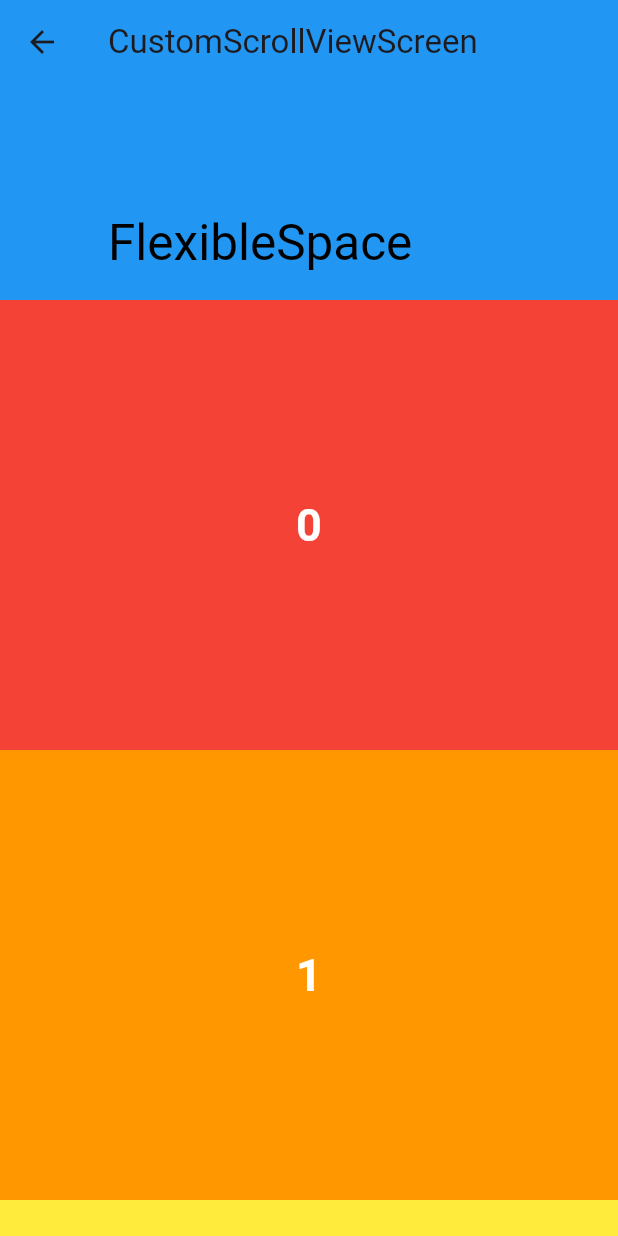
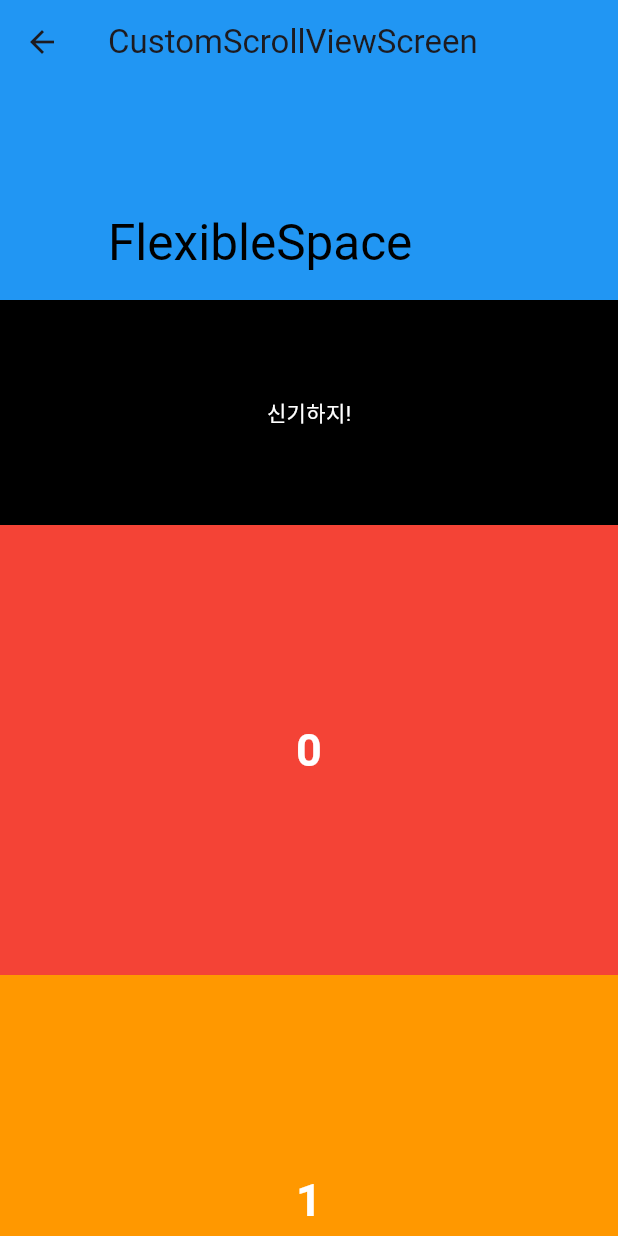
Before and after one commit to SungSeokMin/flutter_widget, a Flutter app: the screen it shows after launch, after a tap on "CustomScrollViewScreen", on a phone screen of 412 x 824 dp. Run offline on Flutter 3.47's test engine with Material 3 defaults, Android fonts, the phone set to English and light mode, and no system bars.

Commit message:
CustomScrollView - SliverPersistentHeader

```diff
--- a/widget_scrollable/lib/screen/custom_scroll_view_screen.dart
+++ b/widget_scrollable/lib/screen/custom_scroll_view_screen.dart
@@ -1,5 +1,42 @@
 import 'package:flutter/material.dart';
 import 'package:widget_scrollable/const/colors.dart';
+
+class _SliverFixedHeaderDelegate extends SliverPersistentHeaderDelegate {
+  final Widget child;
+  final double maxHeight;
+  final double minHeight;
+
+  _SliverFixedHeaderDelegate({
+    required this.child,
+    required this.maxHeight,
+    required this.minHeight,
+  });
+
+  @override
+  Widget build(BuildContext context, double shrinkOffset, bool overlapsContent) {
+    return SizedBox.expand(
+      child: child,
+    );
+  }
+
+  // 최대 높이
+  @override
+  double get maxExtent => maxHeight;
+
+  // 최소 높이
+  @override
+  double get minExtent => minHeight;
+
+  // oldDelegate: build가 실행이 됐을때 이전 delegate
+  // this: 새로운 delegate
+  // shouldRebuild: 새로 build를 해야할지 말지 결정
+  @override
+  bool shouldRebuild(_SliverFixedHeaderDelegate oldDelegate) {
+    return oldDelegate.minHeight != minHeight ||
+        oldDelegate.maxHeight != maxHeight ||
+        oldDelegate.child != child;
+  }
+}
 
 class CustomScrollViewScreen extends StatelessWidget {
   final List<int> numbers = List.generate(100, (index) => index);
@@ -12,8 +49,28 @@ class CustomScrollViewScreen extends StatelessWidget {
       body: CustomScrollView(
         slivers: [
           renderSliverAppBar(),
+          renderSliverPersistentHeader(),
           renderChildSliverList(),
         ],
+      ),
+    );
+  }
+
+  // SliverPersistentHeader
+  SliverPersistentHeader renderSliverPersistentHeader() {
+    return SliverPersistentHeader(
+      delegate: _SliverFixedHeaderDelegate(
+        child: Container(
+          color: Colors.black,
+          child: const Center(
+            child: Text(
+              '신기하지!',
+              style: TextStyle(color: Colors.white),
+            ),
+          ),
+        ),
+        minHeight: 75,
+        maxHeight: 150,
       ),
     );
   }
```
